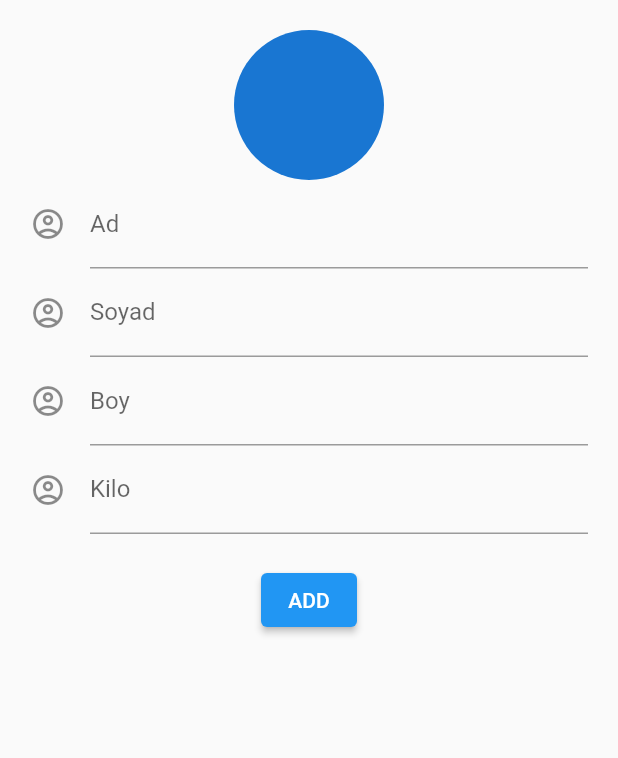
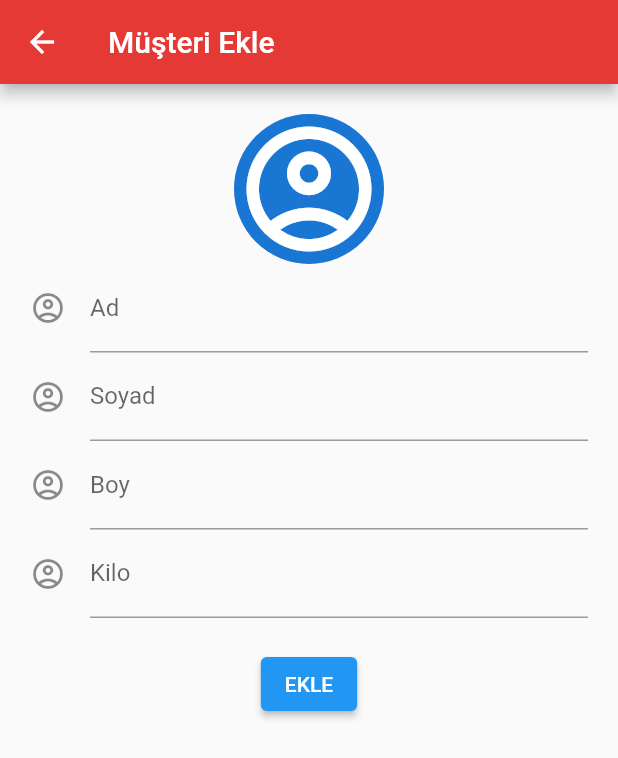
Before and after one commit to SalihTalha/fit_diet, a Flutter app: the AddOrUpdateCustomer screen opened directly, on a phone screen of 412 x 824 dp. Shown: the top 758 px of the screen. Run offline on Flutter 3.47's test engine with Material 2 defaults, Android fonts, the phone set to English and light mode, and no system bars; our stand-ins replace cloud_firestore, curved_navigation_bar, firebase_auth, firebase_core, firebase_database; accounts and stored records are empty.

Commit message:
Add Customer UI Page

```diff
--- /dev/null
+++ b/lib/helper/Helper.dart
@@ -0,0 +1,3 @@
+import 'package:flutter/material.dart';
+
+final themaColor = Colors.red[600];
--- a/lib/main.dart
+++ b/lib/main.dart
@@ -2,7 +2,7 @@ import 'package:cloud_firestore/cloud_firestore.dart';
 import 'package:diyet/helper/databaseMethods.dart';
 import 'package:diyet/services/Authenticate.dart';
 import 'package:diyet/views/chatCodePage.dart';
-import 'file:///C:/Users/sns/AndroidStudioProjects/diyet/lib/services/signin.dart';
+import '../services/signin.dart';
 import 'package:firebase_database/firebase_database.dart';
 import 'package:flutter/material.dart';
 import 'package:firebase_core/firebase_core.dart';
--- a/lib/services/signin.dart
+++ b/lib/services/signin.dart
@@ -1,7 +1,7 @@
 import 'package:cloud_firestore/cloud_firestore.dart';
 import 'package:diyet/services/auth.dart';
 import 'package:diyet/views/chatCodePage.dart';
-import 'file:///C:/Users/sns/AndroidStudioProjects/diyet/lib/services/signup.dart';
+import './signup.dart';
 import 'package:firebase_auth/firebase_auth.dart';
 import 'package:flutter/material.dart';
 import 'package:diyet/widgets/widget.dart';
--- a/lib/services/signup.dart
+++ b/lib/services/signup.dart
@@ -1,6 +1,6 @@
 import 'package:diyet/services/auth.dart';
 import 'package:diyet/views/chatCodePage.dart';
-import 'file:///C:/Users/sns/AndroidStudioProjects/diyet/lib/services/signin.dart';
+import './signin.dart';
 import 'package:diyet/views/tabPage.dart';
 import 'package:flutter/material.dart';
 import 'package:diyet/widgets/widget.dart';
--- a/lib/views/AddOrUpdateCustomer.dart
+++ b/lib/views/AddOrUpdateCustomer.dart
@@ -1,4 +1,7 @@
+import 'dart:io';
 import 'package:flutter/material.dart';
+//import 'package:image_picker/image_picker.dart';
+import '../helper/Helper.dart';
 
 class AddOrUpdateCustomer extends StatefulWidget {
   @override
@@ -6,9 +9,24 @@ class AddOrUpdateCustomer extends StatefulWidget {
 }
 
 class _AddOrUpdateCustomer extends State<AddOrUpdateCustomer> {
+
+  File image;
+
+ // _takeImage() async{
+//    var picture = await ImagePicker.pickImage(source: ImageSource.gallery);
+//    this.setState(() {
+ //     image = picture;
+ //   });
+  //}
+
   @override
   Widget build(BuildContext context) {
-    return Container(
+    return Scaffold(
+      appBar: AppBar(
+        title: Text('Müşteri Ekle'),
+        backgroundColor: themaColor,
+      ),
+      body: Container(
         margin: EdgeInsets.all(
           20,
         ),
@@ -18,9 +36,13 @@ class _AddOrUpdateCustomer extends State<AddOrUpdateCustomer> {
             children: [
               Stack(
                 children: [
-                const CircleAvatar(
+          FlatButton(
+          onPressed: null,
+              padding: EdgeInsets.all(0.0),
+              child: const CircleAvatar(
+                child:Icon(Icons.account_circle_outlined, size: 100),
                 radius: 50,
-                ),
+              ),),
                 ],
               ),
               TextFormField(
@@ -57,12 +79,13 @@ class _AddOrUpdateCustomer extends State<AddOrUpdateCustomer> {
                   onPressed: () {
                     // Respond to button press
                   },
-                child: Text('ADD'),
+                  child: Text('EKLE'),
                 ),
               )
             ],
           ),
         ),
+      ),
     );
   }
 }
--- a/pubspec.yaml
+++ b/pubspec.yaml
@@ -53,9 +53,8 @@ flutter:
   uses-material-design: true
 
   # To add assets to your application, add an assets section, like this:
-  # assets:
-  #   - images/a_dot_burr.jpeg
-  #   - images/a_dot_ham.jpeg
+  assets:
+    - assets/
 
   # An image asset can refer to one or more resolution-specific "variants", see
   # https://flutter.dev/assets-and-images/#resolution-aware.
```
Also changed, not shown: pubspec.lock. Lines whose indentation alone changed are shown as unchanged.
